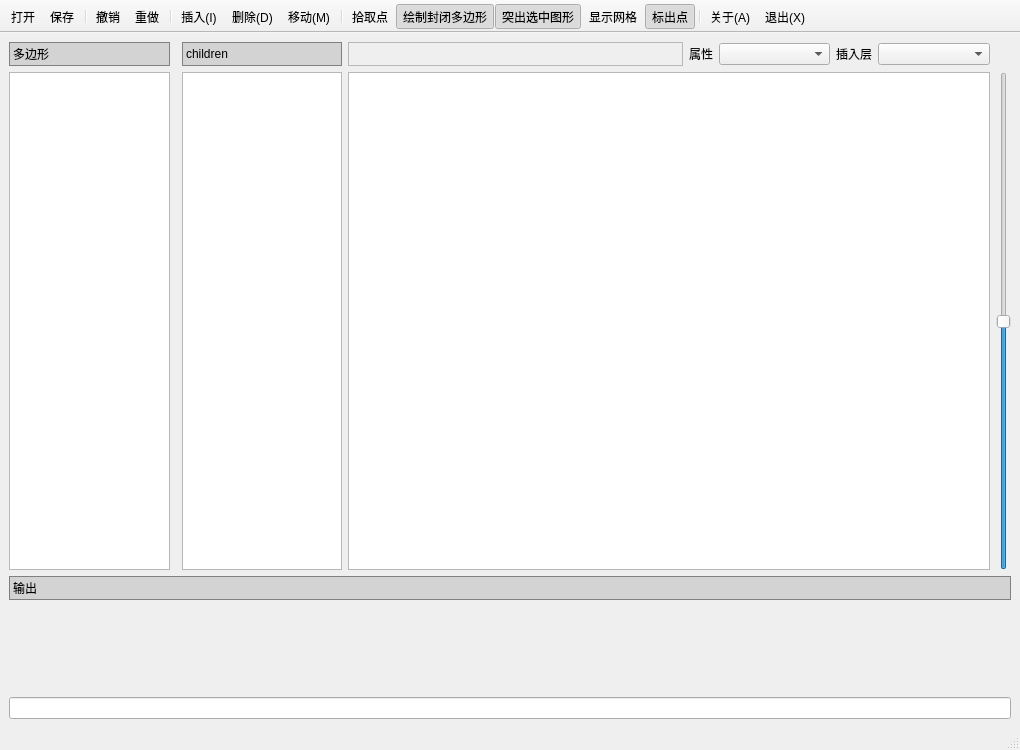
Before: the Qt Designer form Form.ui in bssthu/L5MapEditor, drawn with Qt 5.
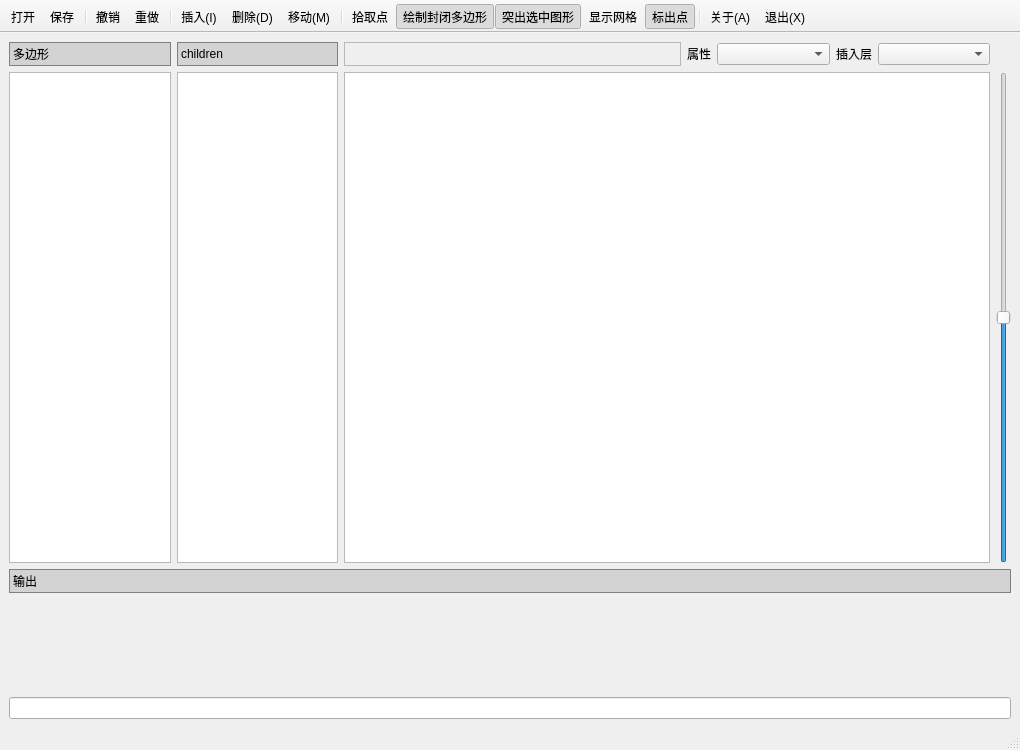
After: the same form once the commit is applied. Icons and pictures are not drawn. Custom widgets are drawn as their Qt base class.

The edit to the form file:
```diff
--- a/Form.ui
+++ b/Form.ui
@@ -30,62 +30,47 @@
   </property>
   <widget class="QWidget" name="central_widget">
    <layout class="QGridLayout" name="gridLayout">
-    <item row="1" column="4" rowspan="8">
-     <widget class="QSlider" name="scale_slider">
-      <property name="minimum">
-       <number>-40</number>
+    <item row="0" column="0">
+     <widget class="QLabel" name="polygon_label">
+      <property name="styleSheet">
+       <string notr="true">background-color: lightgray;
+border: 1px solid gray;
+padding: 2px 0px 2px 0px;</string>
       </property>
-      <property name="maximum">
-       <number>40</number>
-      </property>
-      <property name="orientation">
-       <enum>Qt::Vertical</enum>
-      </property>
-     </widget>
-    </item>
-    <item row="0" column="4">
-     <widget class="QLabel" name="zoom_icon_label">
-      <property name="maximumSize">
-       <size>
-        <width>22</width>
-        <height>22</height>
-       </size>
-      </property>
       <property name="text">
-       <string/>
+       <string>多边形</string>
       </property>
-      <property name="pixmap">
-       <pixmap resource="resource.qrc">:/img/zoom.png</pixmap>
-      </property>
-      <property name="scaledContents">
-       <bool>true</bool>
-      </property>
      </widget>
     </item>
-    <item row="1" column="3" rowspan="8">
-     <widget class="QMapGraphicsView" name="graphics_view">
+    <item row="0" column="1">
+     <widget class="QLabel" name="list2_type_label">
       <property name="sizePolicy">
-       <sizepolicy hsizetype="Expanding" vsizetype="Expanding">
-        <horstretch>4</horstretch>
+       <sizepolicy hsizetype="Preferred" vsizetype="Minimum">
+        <horstretch>0</horstretch>
         <verstretch>0</verstretch>
        </sizepolicy>
       </property>
-      <property name="acceptDrops">
-       <bool>false</bool>
+      <property name="font">
+       <font>
+        <family>Microsoft YaHei UI</family>
+        <weight>50</weight>
+        <bold>false</bold>
+       </font>
       </property>
-     </widget>
-    </item>
-    <item row="1" column="2" rowspan="8">
-     <widget class="QTableWidget" name="second_table_widget">
-      <property name="sizePolicy">
-       <sizepolicy hsizetype="Expanding" vsizetype="Expanding">
-        <horstretch>1</horstretch>
-        <verstretch>0</verstretch>
-       </sizepolicy>
+      <property name="styleSheet">
+       <string notr="true">background-color: lightgray;
+border: 1px solid gray;
+padding: 2px 0px 2px 0px;</string>
       </property>
+      <property name="frameShape">
+       <enum>QFrame::NoFrame</enum>
+      </property>
+      <property name="text">
+       <string>children</string>
+      </property>
      </widget>
     </item>
-    <item row="0" column="3">
+    <item row="0" column="2">
      <layout class="QHBoxLayout" name="horizontal_layout">
       <item>
        <widget class="QFrame" name="frame">
@@ -151,35 +136,87 @@
       </item>
      </layout>
     </item>
-    <item row="0" column="2">
-     <widget class="QLabel" name="list2_type_label">
+    <item row="0" column="3">
+     <widget class="QLabel" name="zoom_icon_label">
+      <property name="maximumSize">
+       <size>
+        <width>22</width>
+        <height>22</height>
+       </size>
+      </property>
+      <property name="text">
+       <string/>
+      </property>
+      <property name="pixmap">
+       <pixmap resource="resource.qrc">:/img/zoom.png</pixmap>
+      </property>
+      <property name="scaledContents">
+       <bool>true</bool>
+      </property>
+     </widget>
+    </item>
+    <item row="1" column="0" rowspan="8">
+     <widget class="QTableWidget" name="polygon_table_widget">
       <property name="sizePolicy">
-       <sizepolicy hsizetype="Preferred" vsizetype="Minimum">
-        <horstretch>0</horstretch>
+       <sizepolicy hsizetype="Expanding" vsizetype="Expanding">
+        <horstretch>1</horstretch>
+        <verstretch>2</verstretch>
+       </sizepolicy>
+      </property>
+     </widget>
+    </item>
+    <item row="1" column="1" rowspan="8">
+     <widget class="QTableWidget" name="second_table_widget">
+      <property name="sizePolicy">
+       <sizepolicy hsizetype="Expanding" vsizetype="Expanding">
+        <horstretch>1</horstretch>
         <verstretch>0</verstretch>
        </sizepolicy>
       </property>
-      <property name="font">
-       <font>
-        <family>Microsoft YaHei UI</family>
-        <weight>50</weight>
-        <bold>false</bold>
-       </font>
+     </widget>
+    </item>
+    <item row="1" column="2" rowspan="8">
+     <widget class="QMapGraphicsView" name="graphics_view">
+      <property name="sizePolicy">
+       <sizepolicy hsizetype="Expanding" vsizetype="Expanding">
+        <horstretch>4</horstretch>
+        <verstretch>0</verstretch>
+       </sizepolicy>
+      </property>
+      <property name="acceptDrops">
+       <bool>false</bool>
+      </property>
+     </widget>
+    </item>
+    <item row="1" column="3" rowspan="8">
+     <widget class="QSlider" name="scale_slider">
+      <property name="minimum">
+       <number>-40</number>
+      </property>
+      <property name="maximum">
+       <number>40</number>
+      </property>
+      <property name="orientation">
+       <enum>Qt::Vertical</enum>
+      </property>
+     </widget>
+    </item>
+    <item row="9" column="0" colspan="4">
+     <widget class="QLabel" name="output_label">
+      <property name="enabled">
+       <bool>true</bool>
       </property>
       <property name="styleSheet">
        <string notr="true">background-color: lightgray;
 border: 1px solid gray;
 padding: 2px 0px 2px 0px;</string>
       </property>
-      <property name="frameShape">
-       <enum>QFrame::NoFrame</enum>
-      </property>
       <property name="text">
-       <string>children</string>
+       <string>输出</string>
       </property>
      </widget>
     </item>
-    <item row="10" column="0" colspan="5">
+    <item row="10" column="0" colspan="4">
      <widget class="QTextBrowser" name="output_browser">
       <property name="enabled">
        <bool>true</bool>
@@ -195,46 +232,9 @@
       </property>
      </widget>
     </item>
-    <item row="11" column="0" colspan="5">
+    <item row="11" column="0" colspan="4">
      <widget class="QLineEdit" name="command_edit"/>
     </item>
-    <item row="9" column="0" colspan="5">
-     <widget class="QLabel" name="label_output">
-      <property name="enabled">
-       <bool>true</bool>
-      </property>
-      <property name="styleSheet">
-       <string notr="true">background-color: lightgray;
-border: 1px solid gray;
-padding: 2px 0px 2px 0px;</string>
-      </property>
-      <property name="text">
-       <string>输出</string>
-      </property>
-     </widget>
-    </item>
-    <item row="1" column="0" rowspan="8">
-     <widget class="QTableWidget" name="polygon_table_widget">
-      <property name="sizePolicy">
-       <sizepolicy hsizetype="Expanding" vsizetype="Expanding">
-        <horstretch>1</horstretch>
-        <verstretch>2</verstretch>
-       </sizepolicy>
-      </property>
-     </widget>
-    </item>
-    <item row="0" column="0">
-     <widget class="QLabel" name="label_polygon">
-      <property name="styleSheet">
-       <string notr="true">background-color: lightgray;
-border: 1px solid gray;
-padding: 2px 0px 2px 0px;</string>
-      </property>
-      <property name="text">
-       <string>多边形</string>
-      </property>
-     </widget>
-    </item>
    </layout>
   </widget>
   <widget class="QMenuBar" name="menu_bar">
```
